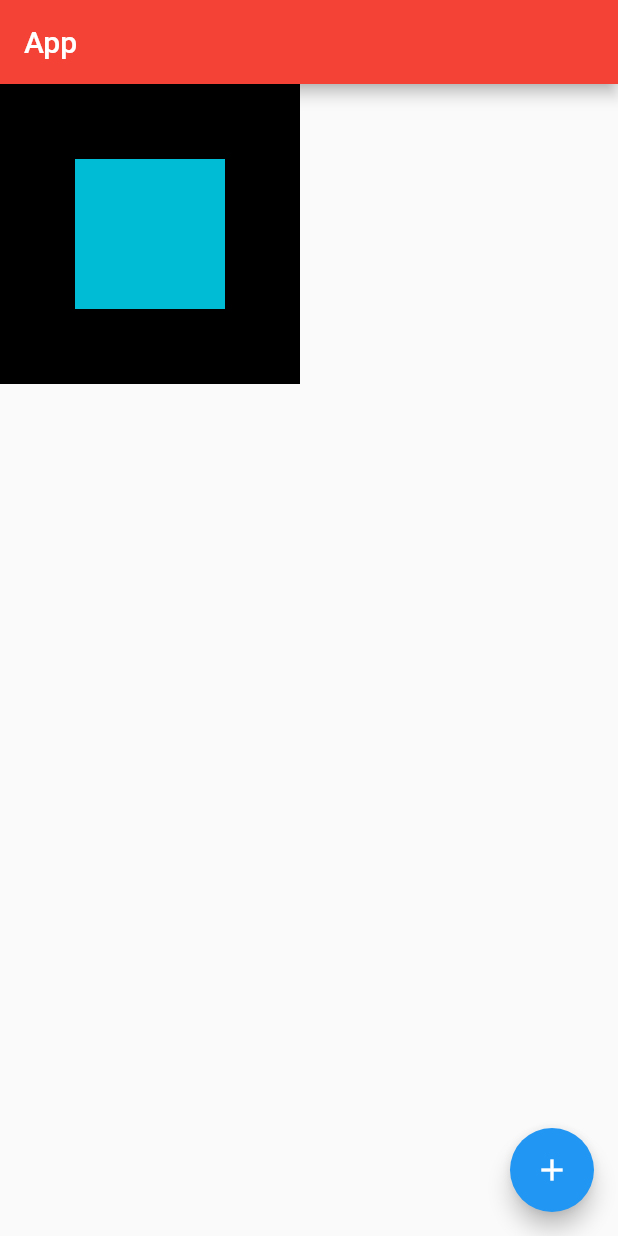
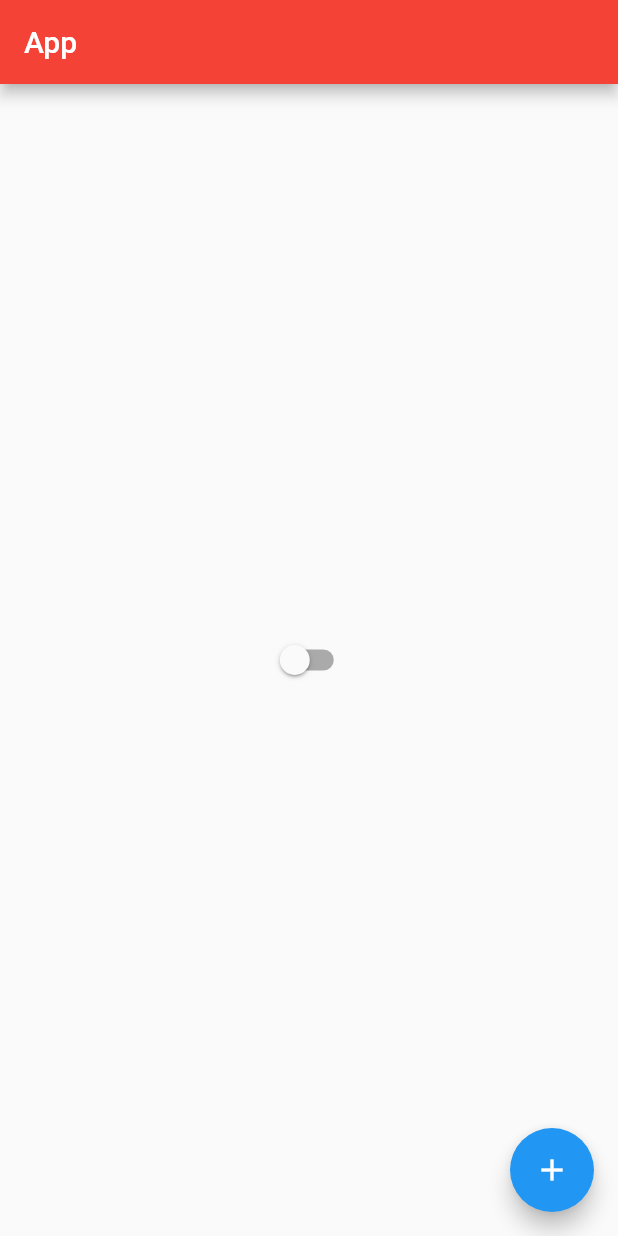
Before and after one commit to pedroPolonea/poc-flutter, a Flutter app: the screen it shows after launch, on a phone screen of 412 x 824 dp. Run offline on Flutter 3.47's test engine with Material 2 defaults, Android fonts, the phone set to English and light mode, and no system bars.

Commit message:
Introduçao render 2

```diff
--- /dev/null
+++ b/ola_mundo/lib/app_controller.dart
@@ -0,0 +1,13 @@
+import 'package:flutter/cupertino.dart';
+
+class AppController extends ChangeNotifier{
+
+  static AppController instance = AppController();
+
+   bool isDarkTheme = false;
+
+   changeTheme(){
+     isDarkTheme = !isDarkTheme;
+     notifyListeners();
+   }
+}
--- a/ola_mundo/lib/app_widget.dart
+++ b/ola_mundo/lib/app_widget.dart
@@ -1,15 +1,23 @@
 import 'package:flutter/material.dart';
+import 'package:ola_mundo/app_controller.dart';
 
 import 'home_page.dart';
 
 class AppWidget extends StatelessWidget{
   @override
   Widget build(BuildContext context) {
-    return MaterialApp(
-      theme: ThemeData(
-        primaryColor: Colors.red
-      ),
-      home: HomePage(),
+    return AnimatedBuilder(
+      // ignore: missing_return
+      animation: AppController.instance,
+      builder: (context, chid){
+         return MaterialApp(
+            home: HomePage(),
+            theme: ThemeData(
+              primaryColor: Colors.red,
+              brightness: AppController.instance.isDarkTheme ? Brightness.dark : Brightness.light,
+            ),
+        );
+      }
     );
   }
 
--- a/ola_mundo/lib/home_page.dart
+++ b/ola_mundo/lib/home_page.dart
@@ -1,5 +1,6 @@
 
 import 'package:flutter/material.dart';
+import 'package:ola_mundo/app_controller.dart';
 
 class HomePage extends StatefulWidget{
 
@@ -12,22 +13,20 @@ class HomePage extends StatefulWidget{
 
 class HomePageState extends State<HomePage>{
   int cont = 0;
+
   @override
   Widget build(BuildContext context) {
     return Scaffold(
       appBar: AppBar(
         title: Text('App'),
       ),
-      body: Container(
-        height: 200,
-        width: 200,
-        color: Colors.black,
-        child: Center(
-            child: Container(
-            height: 100,
-            width: 100,
-            color: Colors.cyan,
-          )
+      body: Center(
+        child: Switch(
+          value: AppController.instance.isDarkTheme,
+          onChanged: (value){
+            AppController.instance.changeTheme();
+            print(value);
+          },
         ),
       ),
       floatingActionButton: FloatingActionButton(
```
